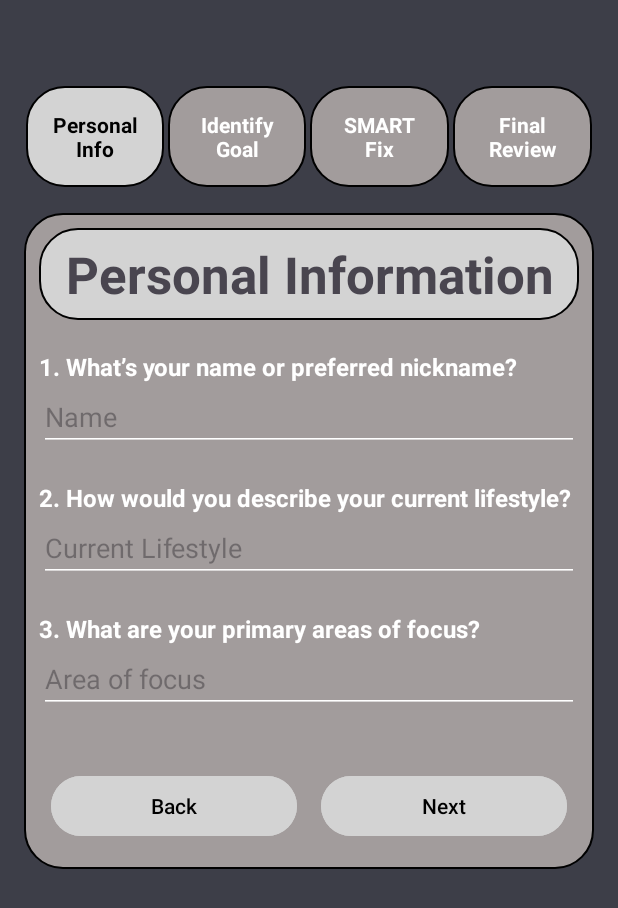
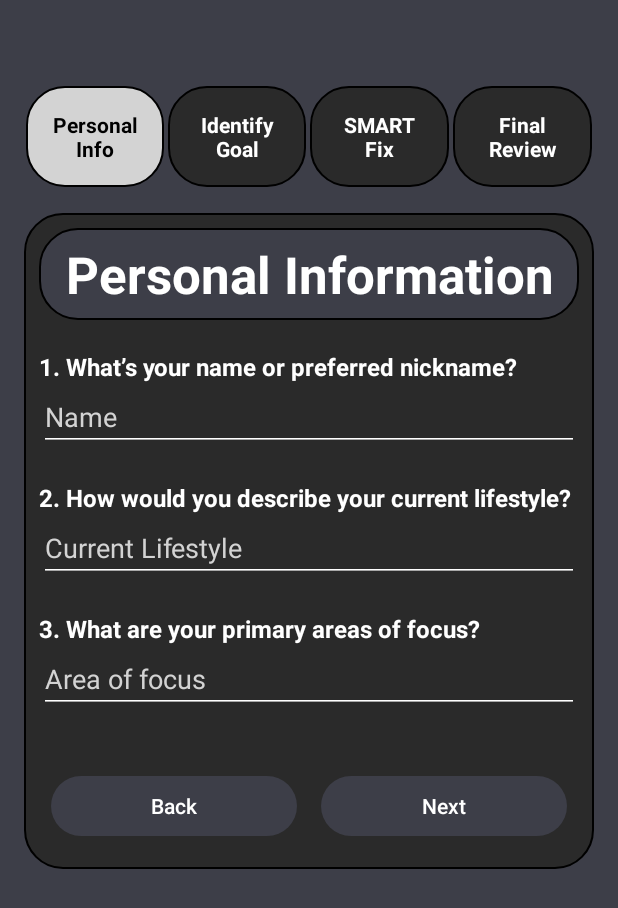
Before and after one commit to melodiouscoast7/FusionDaily, an Android app: the QuestionnaireActivity screen opened directly, with no data from a screen before it, after a tap on "Begin", on a phone screen of 412 x 824 dp. Shown: the top 908 px of the screen. Run offline under Robolectric (Android 15) with nearby library versions, the phone set to English and light mode, and no system bars; Roboto replaces fonts that are not available here.

Commit message:
Updated Questionnaire, Calendar, and Resources activities UI to reflect look from dashboard and goal creation.

```diff
--- a/app/src/main/res/drawable/qs_square_inactive.xml
+++ b/app/src/main/res/drawable/qs_square_inactive.xml
@@ -1,6 +1,6 @@
 <?xml version="1.0" encoding="utf-8"?>
 <shape xmlns:android="http://schemas.android.com/apk/res/android">
-    <solid android:color="@color/grey" />
+    <solid android:color="@color/dark_gray" />
     <corners android:radius="25dp" />
     <stroke android:width="1dp" android:color="#000000" />
 </shape>
--- a/app/src/main/res/drawable/qs_title_header_box.xml
+++ b/app/src/main/res/drawable/qs_title_header_box.xml
@@ -1,6 +1,6 @@
 <?xml version="1.0" encoding="utf-8"?>
 <shape xmlns:android="http://schemas.android.com/apk/res/android">
-    <solid android:color="#D3D3D3"/>
+    <solid android:color="@color/dead_black"/>
     <corners android:radius="25dp"/>
     <stroke android:width="1dp" android:color="#000000"/>
 </shape>
--- a/app/src/main/res/layout/fragment_calendar.xml
+++ b/app/src/main/res/layout/fragment_calendar.xml
@@ -79,9 +79,9 @@
         android:layout_width="wrap_content"
         android:layout_height="wrap_content"
         android:layout_gravity="center"
-        android:backgroundTint="@color/soft_grey"
+        android:backgroundTint="@color/dark_gray"
         android:text="@string/resourceToDashboard_button"
-        android:textColor="@color/dead_black"
+        android:textColor="@color/white"
         app:layout_constraintBottom_toBottomOf="parent"
         app:layout_constraintEnd_toEndOf="parent"
         app:layout_constraintStart_toStartOf="parent" />
--- a/app/src/main/res/layout/item_resource.xml
+++ b/app/src/main/res/layout/item_resource.xml
@@ -4,7 +4,7 @@
     xmlns:card_view="http://schemas.android.com/apk/res-auto"
     android:layout_width="300sp"
     android:layout_height="wrap_content"
-    card_view:cardBackgroundColor="@color/soft_grey"
+    card_view:cardBackgroundColor="@color/dead_black"
     card_view:cardCornerRadius="8dp"
     card_view:cardElevation="4dp"
     android:layout_gravity="center_horizontal"
@@ -16,6 +16,6 @@
         android:layout_height="wrap_content"
         android:padding="12dp"
         android:autoLink="web"
-        android:textColor="@color/dead_black"
+        android:textColor="@color/neon_mint"
         android:textSize="16sp"/>
 </androidx.cardview.widget.CardView>
--- a/app/src/main/res/values/styles.xml
+++ b/app/src/main/res/values/styles.xml
@@ -24,6 +24,7 @@
             <item name="android:textSize">34sp</item>
             <item name="android:textStyle">bold</item>
             <item name="android:padding">8dp</item>
+            <item name="android:textColor">@color/white</item>
         </style>
 
         <style name="FragmentBody">
@@ -59,6 +60,7 @@
             <item name="android:inputType">text</item>
             <item name="android:textColor">@color/white</item>
             <item name="android:maxLength">30</item>
+            <item name="android:textColorHint">@color/lighter_grey</item>
         </style>
 
         <style name="FragmentEditTextBig">
@@ -68,6 +70,7 @@
             <item name="android:inputType">textMultiLine</item>
             <item name="android:textColor">@color/white</item>
             <item name="android:maxLength">250</item>
+            <item name="android:textColorHint">@color/lighter_grey</item>
         </style>
 
         <style name="FragmentButton">
@@ -77,8 +80,8 @@
             <item name="android:layout_gravity">center</item>
             <item name="android:layout_margin">8dp</item>
             <item name="android:gravity">center</item>
-            <item name="android:backgroundTint">@color/lighter_grey</item>
-            <item name="android:textColor">@color/black</item>
+            <item name="android:backgroundTint">@color/dead_black</item>
+            <item name="android:textColor">@color/white</item>
         </style>
 
         <style name="FragmentNavButton">
@@ -86,8 +89,8 @@
             <item name="android:layout_height">wrap_content</item>
             <item name="android:layout_weight">1</item>
             <item name="android:layout_margin">8dp</item>
-            <item name="android:backgroundTint">@color/lighter_grey</item>
-            <item name="android:textColor">@color/black</item>
+            <item name="backgroundTint">@color/dead_black</item>
+            <item name="android:textColor">@color/white</item>
         </style>
 
 
```
Also changed, not shown: app/src/main/res/layout/fragment_resources.xml (+4 -4 lines).
